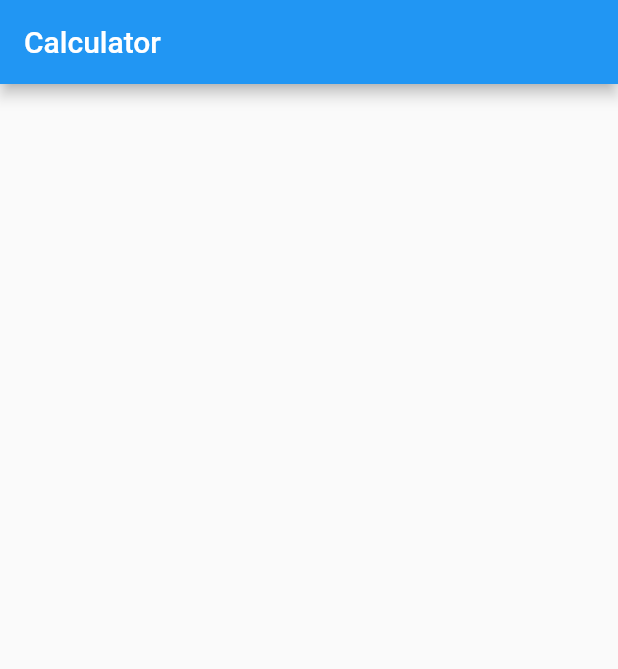
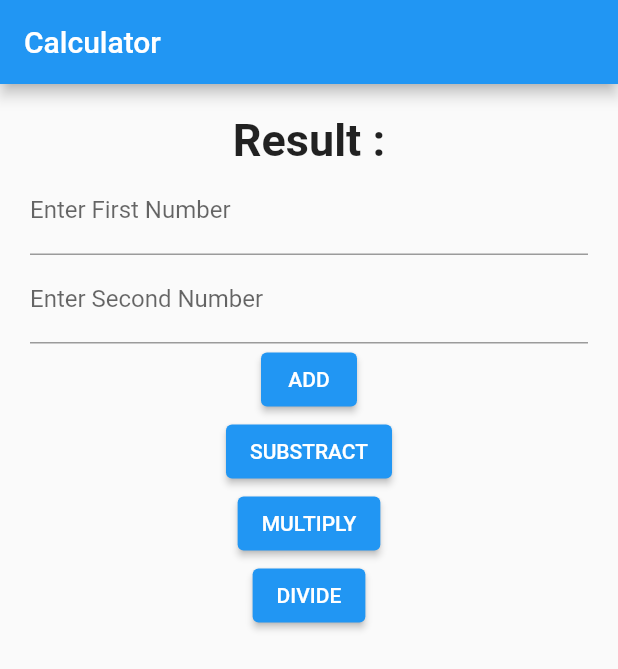
Before and after one commit to Rafizzzy/flutter-Fahmi-Fikri-Asyrafi-fundamental, a Flutter app: the screen it shows after launch, on a phone screen of 412 x 824 dp. Shown: the top 669 px of the screen. Run offline on Flutter 3.47's test engine with Material 2 defaults, Android fonts, the light colour scheme and no system bars.

Commit message:
UI Calculator

```diff
--- a/lib/main.dart
+++ b/lib/main.dart
@@ -44,18 +44,55 @@ class _MyHomePageState extends State<MyHomePage> {
       appBar: AppBar(
         title: Text(widget.title),
       ),
-      body: Center(
+      body: Padding(
+        padding: const EdgeInsets.all(20.0),
         child: Column(
-        //   // mainAxisAlignment: MainAxisAlignment.center,
-        //   children: <Widget>[
-        //     const Text(
-        //       'You have pushed the button this many times:',
-        //     ),
-        //     Text(
-        //       '$_counter',
-        //       style: Theme.of(context).textTheme.headline4,
-        //     ),
-        //   ],
+          children: [
+            Text(
+              "Result :",
+              style: TextStyle(fontSize: 30, fontWeight: FontWeight.bold,),
+            ),
+            TextField(
+              decoration: InputDecoration(
+                label: Text("Enter First Number"),
+              ),
+            ),
+            TextField(
+              decoration: InputDecoration(
+                label: Text("Enter Second Number"),
+              ),
+            ),
+
+            ElevatedButton(
+
+              child: Text('ADD'),
+              style: ElevatedButton.styleFrom(
+              primary: Colors.blue,
+          ),
+          onPressed: () {},
+          ),
+            ElevatedButton(
+              child: Text('SUBSTRACT'),
+              style: ElevatedButton.styleFrom(
+              primary: Colors.blue,
+          ),
+          onPressed: () {},
+          ),
+            ElevatedButton(
+              child: Text('MULTIPLY'),
+              style: ElevatedButton.styleFrom(
+              primary: Colors.blue,
+          ),
+          onPressed: () {},
+          ),
+            ElevatedButton(
+              child: Text('DIVIDE'),
+              style: ElevatedButton.styleFrom(
+              primary: Colors.blue,
+          ),
+          onPressed: () {},
+          ),
+        ],
         ),
       ),
     //   floatingActionButton: FloatingActionButton(
```
